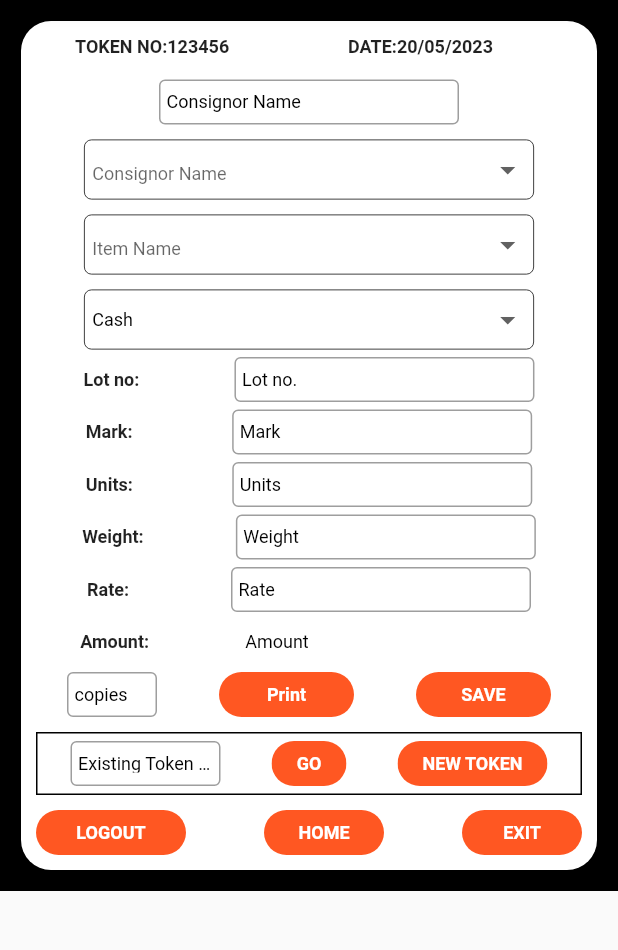
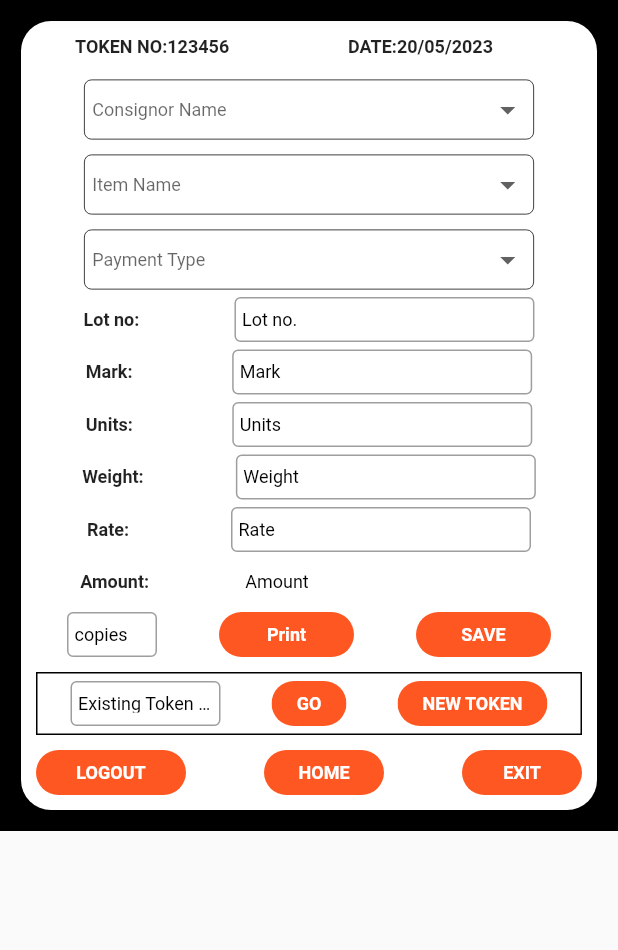
Before and after one commit to mukesh1811/ngx, a Flutter app: the Token screen opened directly, on a phone screen of 412 x 824 dp, the part 60-1010 px from its top. Run offline on Flutter 3.47's test engine with Material 2 defaults, Android fonts, the phone set to English and light mode, and no system bars; our stand-ins replace csv, file_picker, sqflite; accounts and stored records are empty.

Commit message:
token working

```diff
--- /dev/null
+++ b/lib/screens/ConfigHelper.dart
@@ -0,0 +1,9 @@
+import 'dart:io';
+import 'package:path/path.dart';
+import 'package:path_provider/path_provider.dart';
+
+Future<void> getList(String key) async {
+  Directory appDir = await getApplicationDocumentsDirectory();
+  // Move the CSV file to the database directory
+  String newCsvPath = join(appDir.path, "pos_config.csv");
+}
--- a/lib/screens/settings.dart
+++ b/lib/screens/settings.dart
@@ -36,8 +36,6 @@ class _SettingsState extends State<Settings> {
 
       // Get database directory path
       Directory appDir = await getApplicationDocumentsDirectory();
-      print(appDir);
-
       // Move the CSV file to the database directory
       File csvFile = File(csvFilePath);
       String newCsvPath = join(appDir.path, basename(csvFilePath));
@@ -109,7 +107,7 @@ class _SettingsState extends State<Settings> {
                           ),
                         ],
                       ),
-                    )
+                    ),
                   ],
                 ),
               ),
--- a/lib/screens/token.dart
+++ b/lib/screens/token.dart
@@ -5,12 +5,12 @@ import 'package:intl/intl.dart';
 import 'package:flutter/services.dart';
 
 const List<String> consignor_names_list = <String>["CMBT", "Madhavaram"];
-const List<String> item_name_list = <String>["Potato", "Tomato"];
+const List<String> item_name_list = <String>["Potato", "Tomato", "Beetroot"];
 const List<String> payment_type_list = <String>["Cash", "DC"];
 
-String consignor_name_value = "";
-String item_name_value = "";
-String payment_type_value = "";
+String? consignor_name_value;
+String? item_name_value;
+String? payment_type_value;
 
 class Token extends StatefulWidget {
   @override
@@ -18,15 +18,6 @@ class Token extends StatefulWidget {
 }
 
 class _TokenState extends State<Token> {
-  @override
-  void initState() {
-    super.initState();
-
-    consignor_name_value = consignor_names_list.first;
-    item_name_value = item_name_list.first;
-    payment_type_value = payment_type_list.first;
-  }
-
   @override
   Widget build(BuildContext context) {
     return Stack(
@@ -113,109 +104,90 @@ class _TokenState extends State<Token> {
                       SizedBox(
                         height: 10,
                       ),
-                      const Padding(
-                        padding: EdgeInsets.all(5.0),
-                        child: SizedBox(
-                          width: 200,
-                          height: 30,
-                          child: TextField(
-                            obscureText: false,
-                            decoration: InputDecoration(
-                              labelText: 'Consignor Name',
-                              labelStyle: TextStyle(color: Colors.black),
-                              contentPadding: EdgeInsets.all(5),
-                              border: OutlineInputBorder(),
-                            ),
-                            style: TextStyle(color: Colors.black, fontSize: 12),
-                          ),
-                        ),
-                      ),
 
                       // ########## Consignor Name
                       Padding(
-                        padding: EdgeInsets.all(5.0),
+                        padding: const EdgeInsets.all(5.0),
                         child: SizedBox(
                           width: 300,
                           height: 40,
                           child: Container(
-                            decoration: ShapeDecoration(
+                            decoration: const ShapeDecoration(
                                 shape: RoundedRectangleBorder(
                               side: BorderSide(
                                   width: 0.5, style: BorderStyle.solid),
                               borderRadius:
                                   BorderRadius.all(Radius.circular(5.0)),
                             )),
+                            child: DropdownButtonHideUnderline(
                               child: Container(
-                              padding: EdgeInsets.all(5),
-                              child: DropdownButtonFormField<String>(
-                                  decoration: InputDecoration(
-                                    enabledBorder: InputBorder.none,
-                                    labelText: "Consignor Name",
-                                  ),
-                                  style: TextStyle(
+                                padding: const EdgeInsets.all(5),
+                                child: DropdownButton<String>(
+                                    hint: const Text("Consignor Name"),
+                                    style: const TextStyle(
                                       color: Colors.black,
                                       fontSize: 12,
                                     ),
                                     value: consignor_name_value,
                                     onChanged: (String? value) {
                                       setState(() {
-                                      consignor_name_value = value!;
+                                        consignor_name_value = value ?? "";
                                       });
                                     },
                                     items: consignor_names_list
                                         .map<DropdownMenuItem<String>>(
-                                          (String value) {
+                                            (String consignor) {
                                       return DropdownMenuItem<String>(
-                                      value: value,
-                                      child: Text(value),
+                                        value: consignor,
+                                        child: Text(consignor),
                                       );
                                     }).toList()),
                               ),
                             ),
                           ),
                         ),
-                      // Consignor Name
+                      ),
+                      // Consignor Name ################
 
                       // ########## ITEM NAME
 
                       Padding(
-                        padding: EdgeInsets.all(5.0),
+                        padding: const EdgeInsets.all(5.0),
                         child: SizedBox(
                           width: 300,
                           height: 40,
                           child: Container(
-                            decoration: ShapeDecoration(
+                            decoration: const ShapeDecoration(
                                 shape: RoundedRectangleBorder(
                               side: BorderSide(
                                   width: 0.5, style: BorderStyle.solid),
                               borderRadius:
                                   BorderRadius.all(Radius.circular(5.0)),
                             )),
+                            child: DropdownButtonHideUnderline(
                               child: Container(
-                              padding: EdgeInsets.all(5),
-                              child: DropdownButtonFormField<String>(
-                                  decoration: InputDecoration(
-                                    enabledBorder: InputBorder.none,
-                                    labelText: "Item Name",
-                                  ),
-                                  style: TextStyle(
+                                padding: const EdgeInsets.all(5),
+                                child: DropdownButton<String>(
+                                    hint: const Text("Item Name"),
+                                    style: const TextStyle(
                                       color: Colors.black,
                                       fontSize: 12,
                                     ),
                                     value: item_name_value,
                                     onChanged: (String? value) {
                                       setState(() {
-                                      item_name_value = value!;
+                                        item_name_value = value ?? "";
                                       });
                                     },
                                     items: item_name_list
                                         .map<DropdownMenuItem<String>>(
-                                          (String value) {
+                                            (String item) {
                                       return DropdownMenuItem<String>(
-                                      value: value,
-                                      child: Text(value),
+                                        value: item,
+                                        child: Text(item),
                                       );
                                     }).toList()),
+                              ),
                             ),
                           ),
                         ),
@@ -240,6 +212,7 @@ class _TokenState extends State<Token> {
                               child: Container(
                                 padding: EdgeInsets.all(5),
                                 child: DropdownButton<String>(
+                                    hint: Text("Payment Type"),
                                     style: TextStyle(
                                       color: Colors.black,
                                       fontSize: 12,
@@ -247,15 +220,15 @@ class _TokenState extends State<Token> {
                                     value: payment_type_value,
                                     onChanged: (String? value) {
                                       setState(() {
-                                        payment_type_value = value!;
+                                        payment_type_value = value ?? "";
                                       });
                                     },
                                     items: payment_type_list
                                         .map<DropdownMenuItem<String>>(
-                                            (String value) {
+                                            (String paytypes) {
                                       return DropdownMenuItem<String>(
-                                        value: value,
-                                        child: Text(value),
+                                        value: paytypes,
+                                        child: Text(paytypes),
                                       );
                                     }).toList()),
                               ),
@@ -263,6 +236,7 @@ class _TokenState extends State<Token> {
                           ),
                         ),
                       ),
+
                       Row(
                         mainAxisAlignment: MainAxisAlignment.spaceAround,
                         children: [
```
Lines whose indentation alone changed are shown as unchanged.
